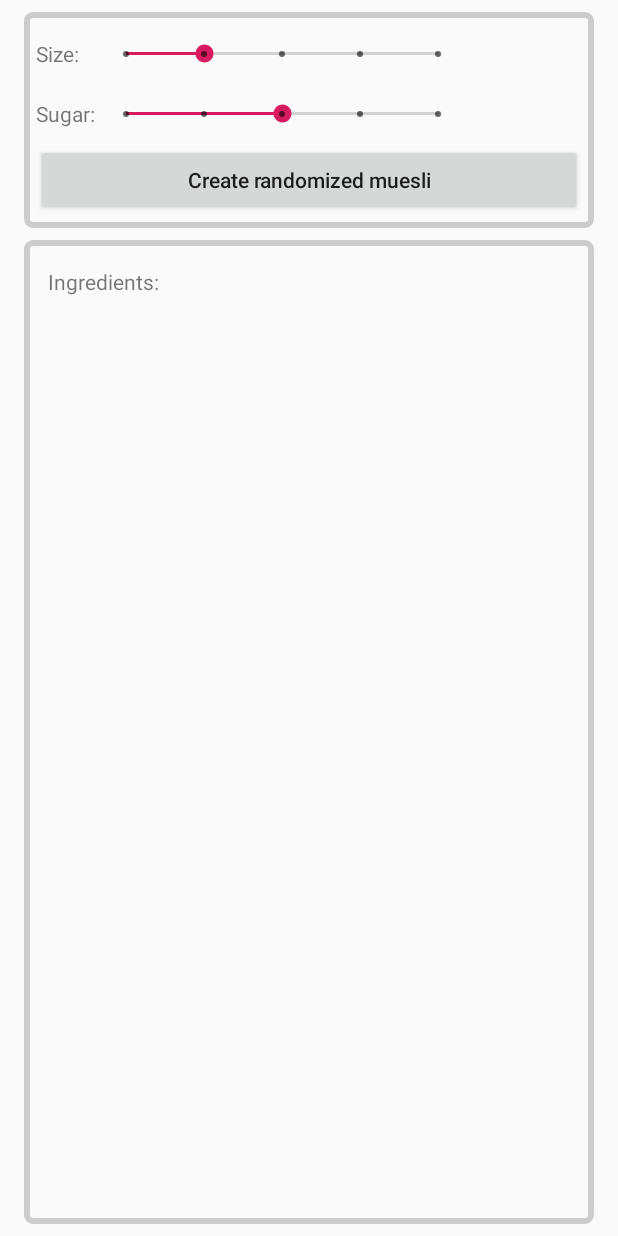
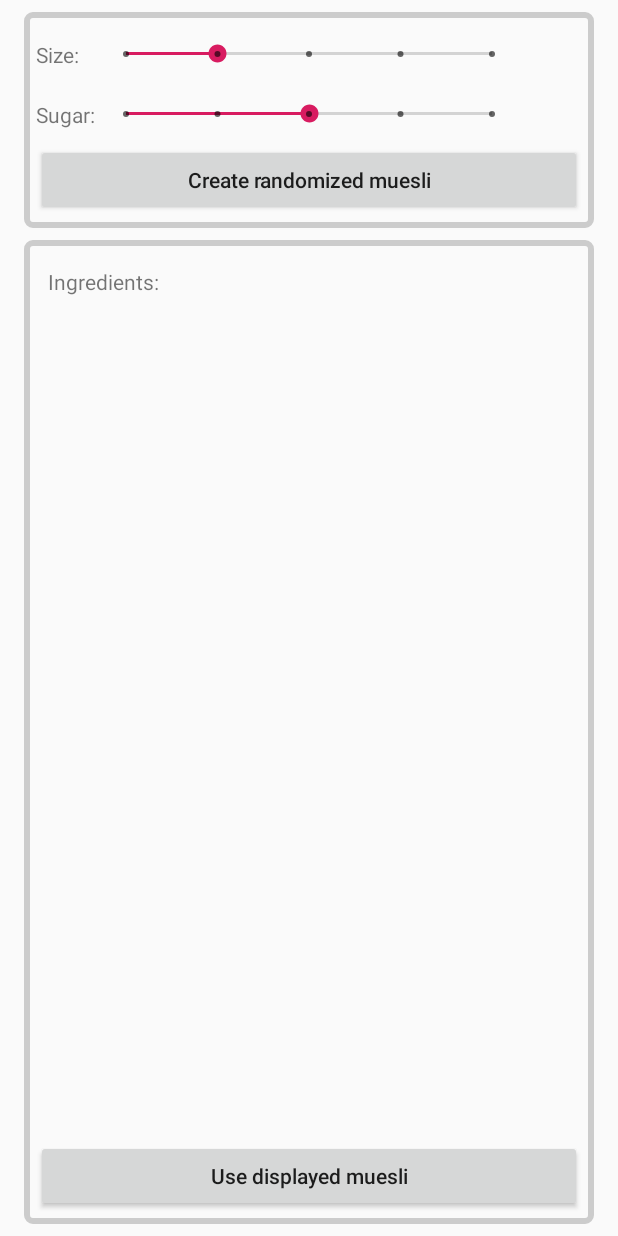
Before and after one commit to LunarTech8/MuesliRandomizer, an Android app: the layout main_screen.xml on its own in the app's theme, with its tools: preview values and no code run, on a phone screen of 412 x 824 dp. Run offline under Robolectric (Android 15) with nearby library versions, the phone set to English and light mode, and no system bars.

Commit message:
Implement basic randomize functionality
- Set up muesli lists for each state
- Implement randomize button
- Implement use button
- Use ConstraintLayouts in main_screen

```diff
--- a/app/build.gradle
+++ b/app/build.gradle
@@ -23,6 +23,10 @@ android {
     dataBinding {
         enabled = true
     }
+    compileOptions {
+        sourceCompatibility = 1.8
+        targetCompatibility = 1.8
+    }
 }
 
 dependencies {
--- a/app/src/main/res/layout/main_screen.xml
+++ b/app/src/main/res/layout/main_screen.xml
@@ -8,6 +8,7 @@
     <data>
         <variable name="sizeWeight" type="Float" />
         <variable name="sugarWeight" type="Float" />
+        <variable name="isChosenMuesliUsed" type="boolean" />
     </data>
 
     <LinearLayout
@@ -30,7 +31,7 @@
             android:padding="@dimen/comment_padding"
             >
 
-            <LinearLayout
+            <androidx.constraintlayout.widget.ConstraintLayout
                 android:id="@+id/sizeRow"
                 android:layout_width="match_parent"
                 android:layout_height="@dimen/settings_row_height">
@@ -38,16 +39,21 @@
                 <TextView
                     android:id="@+id/sizeLabel"
                     android:layout_width="@dimen/label_width"
-                    android:layout_height="match_parent"
-                    android:layout_marginEnd="@dimen/comment_horizontal_margin_small"
-                    android:gravity="center_vertical"
+                    android:layout_height="wrap_content"
+                    app:layout_constraintStart_toStartOf="parent"
+                    app:layout_constraintTop_toTopOf="parent"
+                    app:layout_constraintBottom_toBottomOf="parent"
                     android:text="@string/t_sizeLabel" />
 
                 <SeekBar
                     android:id="@+id/sizeSlider"
-                    android:layout_width="@dimen/slider_width"
+                    android:layout_width="0dp"
                     android:layout_height="match_parent"
+                    android:layout_marginStart="@dimen/comment_horizontal_margin_small"
                     android:layout_marginEnd="@dimen/comment_horizontal_margin_small"
+                    app:layout_constraintStart_toEndOf="@+id/sizeLabel"
+                    app:layout_constraintEnd_toStartOf="@+id/sizeValue"
+                    app:layout_constraintTop_toTopOf="parent"
                     android:max="4"
                     android:progress="1"
                     style="@style/Widget.AppCompat.SeekBar.Discrete"
@@ -55,14 +61,16 @@
 
                 <TextView
                     android:id="@+id/sizeValue"
-                    android:layout_width="match_parent"
-                    android:layout_height="match_parent"
-                    android:gravity="center_vertical"
+                    android:layout_width="@dimen/value_width"
+                    android:layout_height="wrap_content"
+                    app:layout_constraintEnd_toEndOf="parent"
+                    app:layout_constraintTop_toTopOf="parent"
+                    app:layout_constraintBottom_toBottomOf="parent"
                     android:text="@{@string/t_weightText(sizeWeight)}" />
 
-            </LinearLayout>
+            </androidx.constraintlayout.widget.ConstraintLayout>
 
-            <LinearLayout
+            <androidx.constraintlayout.widget.ConstraintLayout
                 android:id="@+id/sugarRow"
                 android:layout_width="match_parent"
                 android:layout_height="@dimen/settings_row_height"
@@ -72,17 +80,23 @@
                 <TextView
                     android:id="@+id/sugarLabel"
                     android:layout_width="@dimen/label_width"
-                    android:layout_height="match_parent"
-                    android:layout_marginEnd="@dimen/comment_horizontal_margin_small"
+                    android:layout_height="wrap_content"
+                    app:layout_constraintStart_toStartOf="parent"
+                    app:layout_constraintTop_toTopOf="parent"
+                    app:layout_constraintBottom_toBottomOf="parent"
                     android:gravity="center_vertical"
                     android:text="@string/t_sugarLabel"
                     />
 
                 <SeekBar
                     android:id="@+id/sugarSlider"
-                    android:layout_width="@dimen/slider_width"
+                    android:layout_width="0dp"
                     android:layout_height="match_parent"
+                    android:layout_marginStart="@dimen/comment_horizontal_margin_small"
                     android:layout_marginEnd="@dimen/comment_horizontal_margin_small"
+                    app:layout_constraintStart_toEndOf="@+id/sugarLabel"
+                    app:layout_constraintEnd_toStartOf="@+id/sugarValue"
+                    app:layout_constraintTop_toTopOf="parent"
                     android:max="4"
                     android:progress="2"
                     style="@style/Widget.AppCompat.SeekBar.Discrete"
@@ -90,13 +104,15 @@
 
                 <TextView
                     android:id="@+id/sugarValue"
-                    android:layout_width="match_parent"
-                    android:layout_height="match_parent"
-                    android:gravity="center_vertical"
+                    android:layout_width="@dimen/value_width"
+                    android:layout_height="wrap_content"
+                    app:layout_constraintEnd_toEndOf="parent"
+                    app:layout_constraintTop_toTopOf="parent"
+                    app:layout_constraintBottom_toBottomOf="parent"
                     android:text="@{@string/t_weightText(sugarWeight)}"
                     />
 
-            </LinearLayout>
+            </androidx.constraintlayout.widget.ConstraintLayout>
 
             <Button
                 android:id="@+id/randomizeButton"
@@ -108,7 +124,7 @@
 
         </LinearLayout>
 
-        <LinearLayout
+        <androidx.constraintlayout.widget.ConstraintLayout
             android:id="@+id/ingredientsBox"
             android:layout_width="match_parent"
             android:layout_height="match_parent"
@@ -122,6 +138,8 @@
                 android:id="@+id/ingredientsLabel"
                 android:layout_width="match_parent"
                 android:layout_height="@dimen/ingredient_row_height"
+                app:layout_constraintStart_toStartOf="parent"
+                app:layout_constraintTop_toTopOf="parent"
                 android:layout_marginStart="@dimen/item_horizontal_margin"
                 android:layout_marginEnd="@dimen/item_horizontal_margin"
                 android:gravity="center_vertical"
@@ -131,11 +149,25 @@
             <androidx.recyclerview.widget.RecyclerView
                 android:id="@+id/ingredients"
                 android:layout_width="match_parent"
-                android:layout_height="match_parent"
+                android:layout_height="0dp"
+                app:layout_constraintStart_toStartOf="parent"
+                app:layout_constraintTop_toBottomOf="@+id/ingredientsLabel"
+                app:layout_constraintBottom_toTopOf="@+id/useButton"
                 app:layoutManager="LinearLayoutManager"
                 />
 
-        </LinearLayout>
+            <Button
+                android:id="@+id/useButton"
+                android:layout_width="match_parent"
+                android:layout_height="wrap_content"
+                app:layout_constraintStart_toStartOf="parent"
+                app:layout_constraintBottom_toBottomOf="parent"
+                android:text="@string/t_useButton"
+                android:textAllCaps="false"
+                app:visibleGone="@{!isChosenMuesliUsed}"
+                />
+
+        </androidx.constraintlayout.widget.ConstraintLayout>
 
     </LinearLayout>
 
--- a/app/src/main/res/values/dimens.xml
+++ b/app/src/main/res/values/dimens.xml
@@ -3,7 +3,7 @@
     <dimen name="settings_row_height">40dp</dimen>
     <dimen name="ingredient_row_height">40dp</dimen>
     <dimen name="label_width">40dp</dimen>
-    <dimen name="slider_width">240dp</dimen>
+    <dimen name="value_width">40dp</dimen>
     <dimen name="comment_horizontal_margin_large">12dp</dimen>
     <dimen name="comment_horizontal_margin_small">4dp</dimen>
     <dimen name="item_corner_radius">4dp</dimen>
--- a/app/src/main/res/values/strings.xml
+++ b/app/src/main/res/values/strings.xml
@@ -8,4 +8,5 @@
     <string name="t_ingredientsLabel">Ingredients:</string>
 
     <string name="t_randomizeButton">Create randomized muesli</string>
+    <string name="t_useButton">Use displayed muesli</string>
 </resources>
```
Also changed, not shown: app/src/main/java/com/romanbrunner/apps/mueslirandomizer/BindingAdapters.java (added, +19 -0 lines), app/src/main/java/com/romanbrunner/apps/mueslirandomizer/MainActivity.java (+72 -6 lines).
